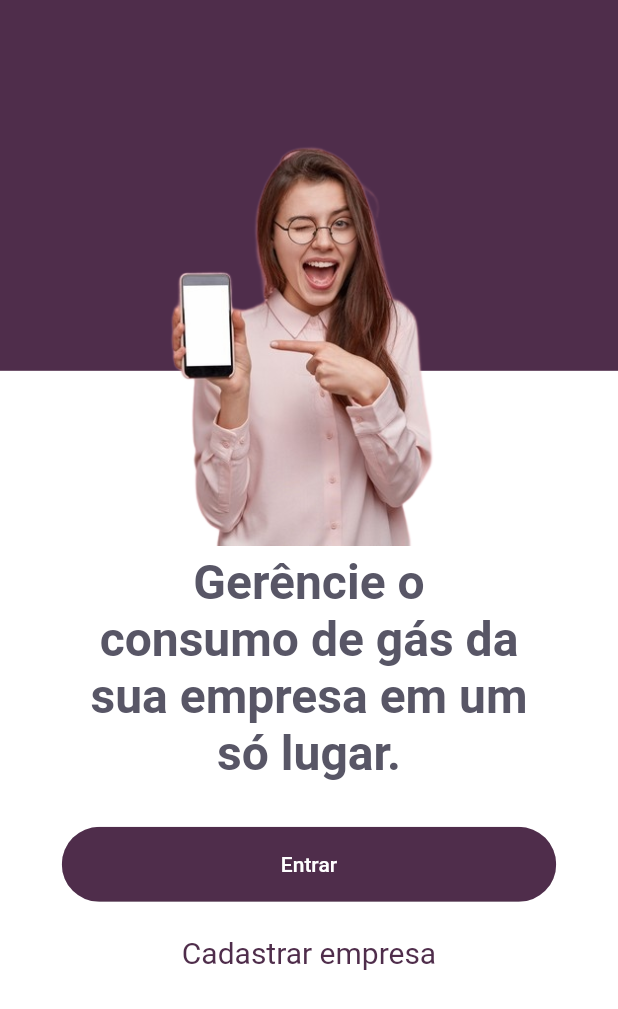
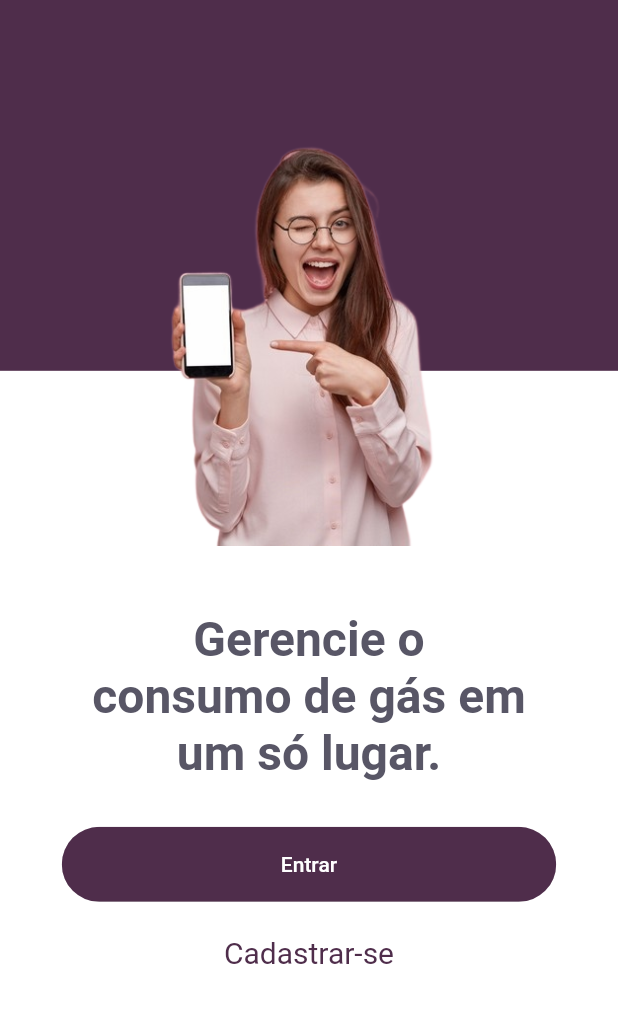
Before and after one commit to mathbonato/gastrics_mobile, a Flutter app: the screen it shows after launch, on a phone screen of 412 x 824 dp. Shown: the top 1009 px of the screen. Run offline on Flutter 3.47's test engine with Material 2 defaults, Android fonts, the phone set to English and light mode, and no system bars; our stand-ins replace fl_chart, flutter_datetime_picker, get, google_fonts, modal_bottom_sheet; missing offline and left inert: dart:ffi.

Commit message:
Update home_page.dart

```diff
--- a/lib/modules/home/home_page.dart
+++ b/lib/modules/home/home_page.dart
@@ -51,7 +51,7 @@ class _HomePageState extends State<HomePage> {
                     padding:
                         const EdgeInsets.only(left: 60, right: 60, bottom: 20),
                     child: Text(
-                      "Gerêncie o consumo de gás da sua empresa em um só lugar.",
+                      "Gerencie o consumo de gás em um só lugar.",
                       style: TextStyles.titleHome,
                       textAlign: TextAlign.center,
                     ),
@@ -66,7 +66,7 @@ class _HomePageState extends State<HomePage> {
                       primary: AppColors.primary,
                     ),
                     onPressed: () => Get.to(SingUpPage()),
-                    child: const Text('Cadastrar empresa'),
+                    child: const Text('Cadastrar-se'),
                   ),
                 ],
               ),
```
